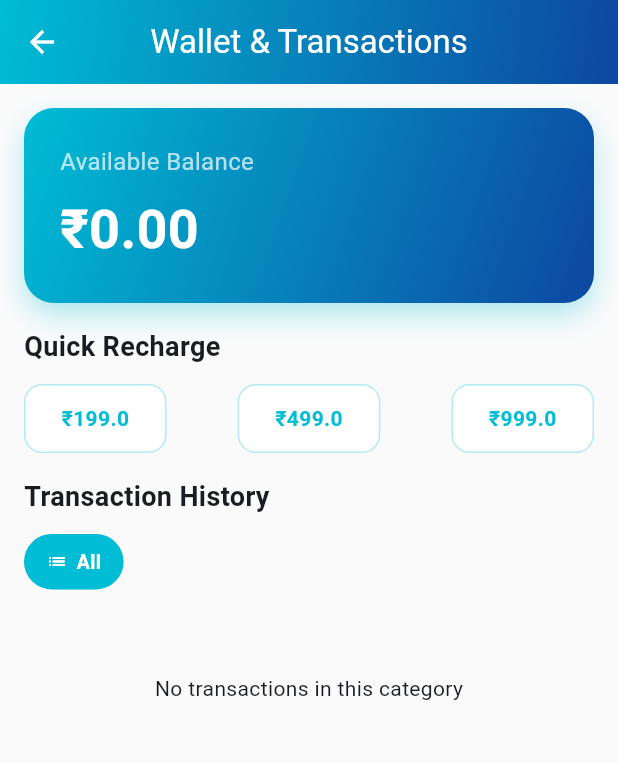
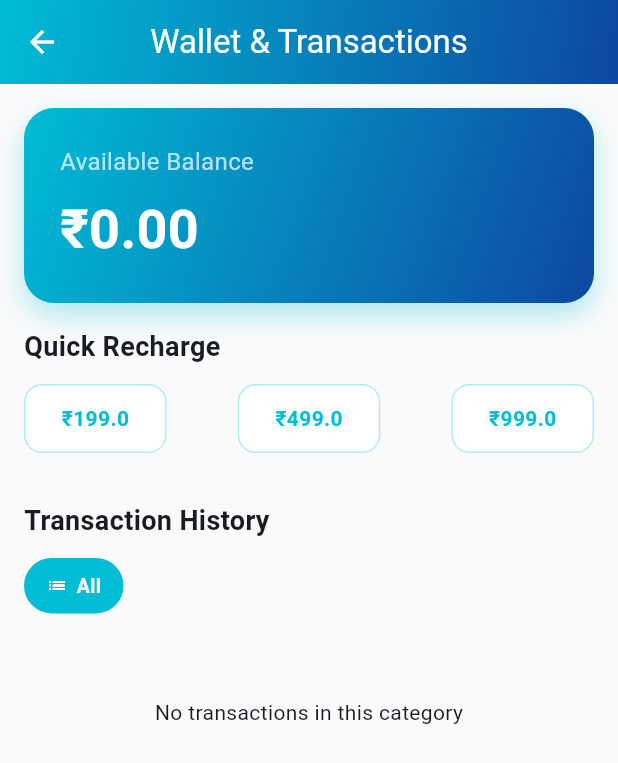
Before and after one commit to REJYKARINGA/matrimony_app, a Flutter app: the WalletTransactionsScreen screen opened directly, on a phone screen of 412 x 824 dp. Shown: the top 763 px of the screen. Run offline on Flutter 3.47's test engine with Material 3 defaults, Android fonts, the light colour scheme and no system bars; our stand-ins replace geolocator, google_maps_flutter, image_picker, permission_handler, shared_preferences; missing offline and left inert: laravel_echo, pusher_client_socket, razorpay_flutter; accounts and stored records are empty; network calls fail.

Commit message:
design fix

```diff
--- a/lib/screens/wallet_transactions_screen.dart
+++ b/lib/screens/wallet_transactions_screen.dart
@@ -226,7 +226,7 @@ class _WalletTransactionsScreenState extends State<WalletTransactionsScreen> {
 
   Widget _buildQuickRecharge() {
     return Padding(
-      padding: const EdgeInsets.symmetric(horizontal: 16),
+      padding: const EdgeInsets.fromLTRB(16, 0, 16, 16),
       child: Column(
         crossAxisAlignment: CrossAxisAlignment.start,
         children: [
```
